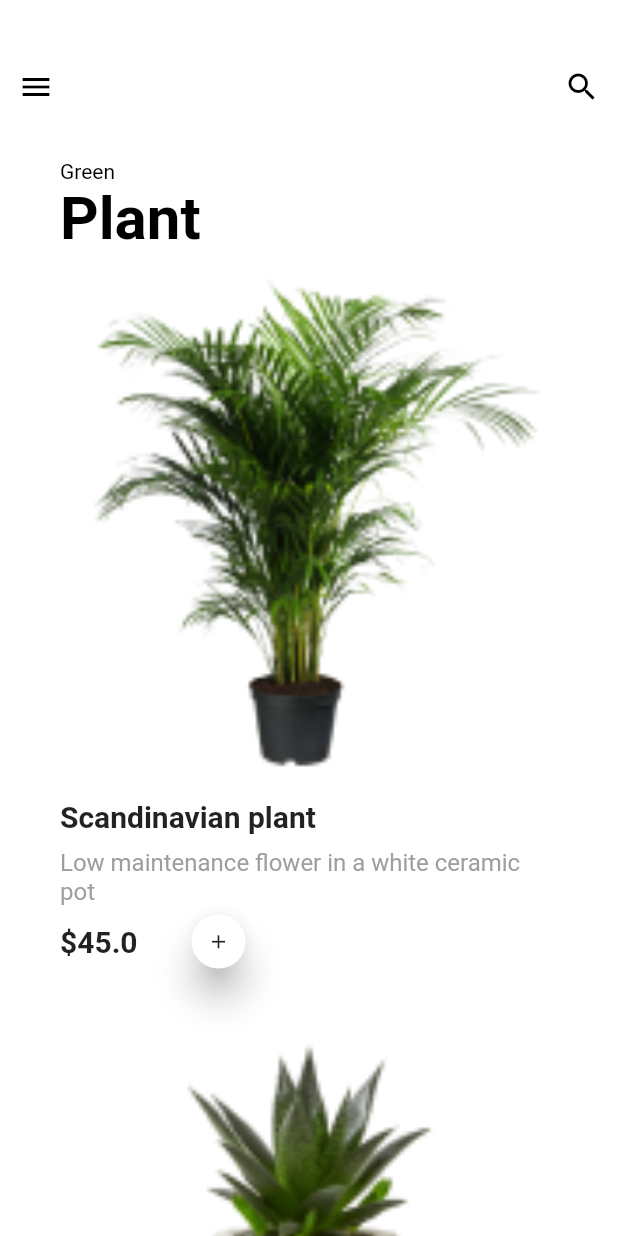
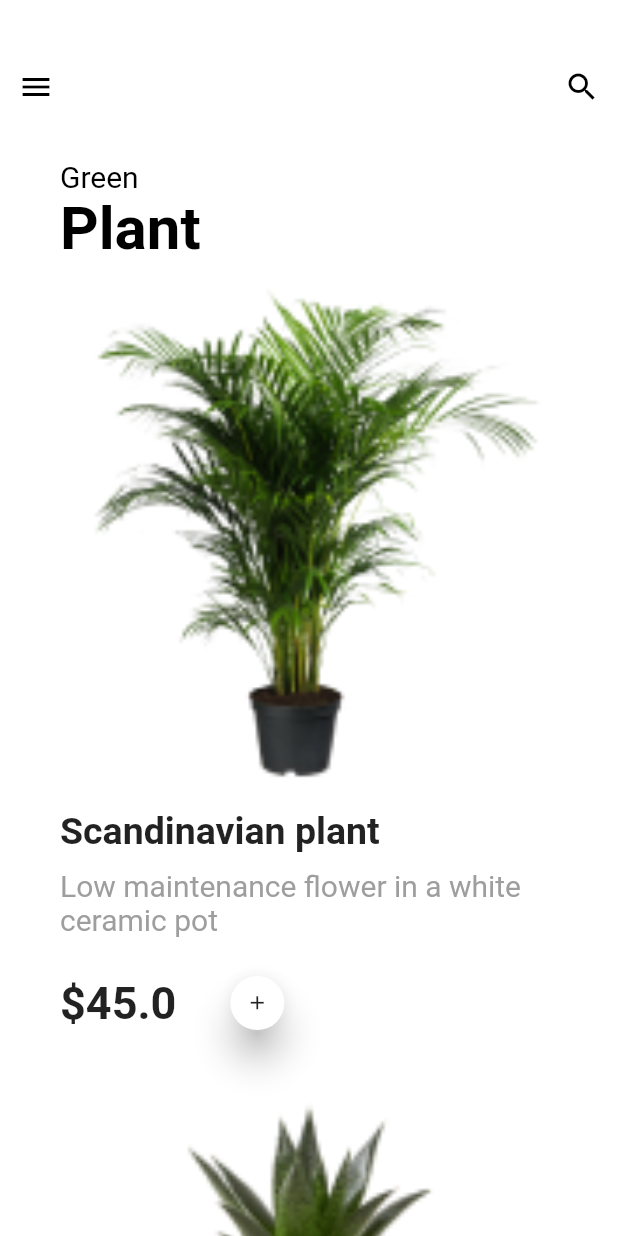
Before and after one commit to diepvicuong/flutter_ui_kits, a Flutter app: the screen it shows after launch, on a phone screen of 412 x 824 dp. Run offline on Flutter 3.47's test engine with Material 2 defaults, Android fonts, the light colour scheme and no system bars.

Commit message:
Refactor layout

```diff
--- a/planting_app_ui/lib/pages/home_screen.dart
+++ b/planting_app_ui/lib/pages/home_screen.dart
@@ -1,5 +1,6 @@
 import 'package:dribbble_plant_app/models/plant_item.dart';
 import 'package:dribbble_plant_app/pages/detail_screen.dart';
+import 'package:dribbble_plant_app/utils/constants.dart';
 import 'package:dribbble_plant_app/widgets/plant_widget.dart';
 import 'package:flutter/material.dart';
 
@@ -18,19 +19,7 @@ class _HomeScreenState extends State<HomeScreen> {
   double xOffset = 0;
   double yOffset = 0;
   bool isDrawerOpen = false;
-  List<PlantItem> listPlant = [
-    PlantItem(
-        name: "Scandinavian plant",
-        description: "Low maintenance flower in a white ceramic pot",
-        price: 45.00,
-        image: 'assets/images/scandinavian.png'),
-    PlantItem(
-        name: "Turf pot plant",
-        description:
-            "Big leaf plant in a turf pot for your home or office decor",
-        price: 45.00,
-        image: 'assets/images/klipartz.png'),
-  ];
+
   @override
   Widget build(BuildContext context) {
     return widget.index != 0
@@ -103,7 +92,7 @@ class _HomeScreenState extends State<HomeScreen> {
                       child: RichText(
                         text: TextSpan(
                           text: 'Green ',
-                          style: TextStyle(color: Colors.black),
+                          style: TextStyle(color: Colors.black, fontSize: 20),
                           children: <TextSpan>[
                             TextSpan(text: '\n'),
                             TextSpan(
--- a/planting_app_ui/lib/utils/constants.dart
+++ b/planting_app_ui/lib/utils/constants.dart
@@ -1,3 +1,4 @@
+import 'package:dribbble_plant_app/models/plant_item.dart';
 import 'package:flutter/material.dart';
 
 class Constants {
@@ -7,5 +8,18 @@ class Constants {
       Color.fromRGBO(99, 132, 47, 0.7); //Preffered primary color
   static final kHighlightColor2 =
       Color.fromRGBO(99, 132, 47, 0.3); //Preffered primary color
+}
 
-}
+List<PlantItem> listPlant = [
+    PlantItem(
+        name: "Scandinavian plant",
+        description: "Low maintenance flower in a white ceramic pot",
+        price: 45.00,
+        image: 'assets/images/scandinavian.png'),
+    PlantItem(
+        name: "Turf pot plant",
+        description:
+            "Big leaf plant in a turf pot for your home or office decor",
+        price: 45.00,
+        image: 'assets/images/klipartz.png'),
+  ];
--- a/planting_app_ui/lib/widgets/left_navigation_bar.dart
+++ b/planting_app_ui/lib/widgets/left_navigation_bar.dart
@@ -110,9 +110,6 @@ class _LeftNavigationBarState extends State<LeftNavigationBar>
       child: Column(
         mainAxisAlignment: MainAxisAlignment.spaceBetween,
         children: [
-          // SizedBox(
-          //   height: 20,
-          // ),
           Padding(
             padding: const EdgeInsets.only(top: 30.0),
             child: widget.topIcon != null
--- a/planting_app_ui/lib/widgets/plant_widget.dart
+++ b/planting_app_ui/lib/widgets/plant_widget.dart
@@ -28,20 +28,23 @@ class PlantWidget extends StatelessWidget {
           SizedBox(height: 20),
           Text(
             plant.name,
-            style: TextStyle(fontSize: 20, fontWeight: FontWeight.bold),
+            style: TextStyle(fontSize: 25, fontWeight: FontWeight.bold),
           ),
           SizedBox(
             height: 10,
           ),
           Text(
             plant.description,
-            style: TextStyle(fontSize: 16, color: Colors.grey),
+            style: TextStyle(fontSize: 20, color: Colors.grey),
+          ),
+          SizedBox(
+            height: 20,
           ),
           Row(
             children: [
               Text(
                 '\$${plant.price}',
-                style: TextStyle(fontSize: 20, fontWeight: FontWeight.bold),
+                style: TextStyle(fontSize: 30, fontWeight: FontWeight.bold),
               ),
               SizedBox(width: 10),
               RawMaterialButton(
```
Also changed, not shown: planting_app_ui/pubspec.lock.
